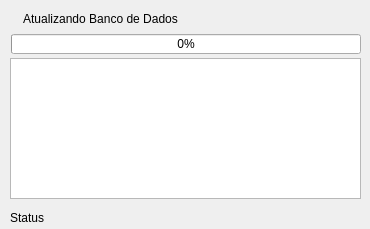
Before: the Qt Designer form src/migrationprogress.ui in AndersonSKM/FvDatabase, drawn with Qt 5.
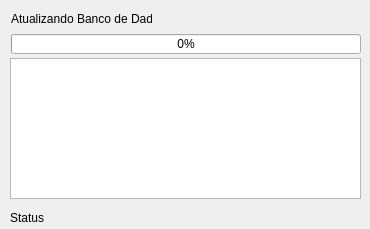
After: the same form once the commit is applied.

Diff of the .ui file:
```diff
--- a/src/migrationprogress.ui
+++ b/src/migrationprogress.ui
@@ -64,7 +64,7 @@
      <rect>
       <x>11</x>
       <y>11</y>
-      <width>179</width>
+      <width>141</width>
       <height>16</height>
      </rect>
     </property>
```
Left out of the diff: 2 changed lines with no effect on the pictures.
